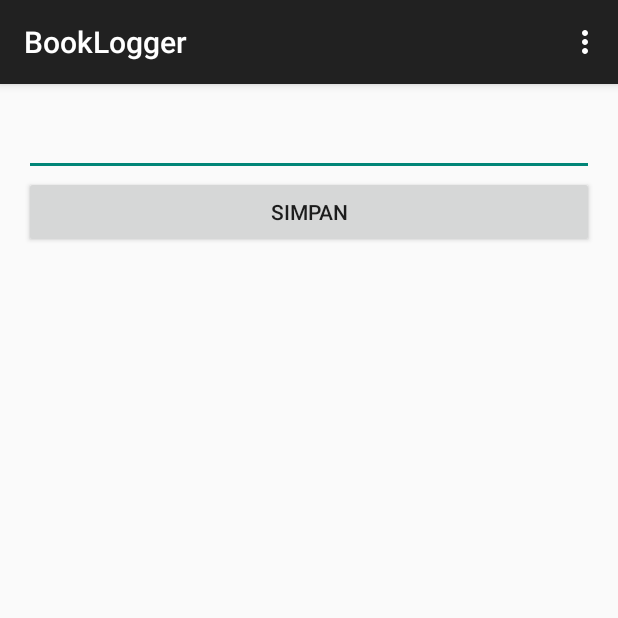
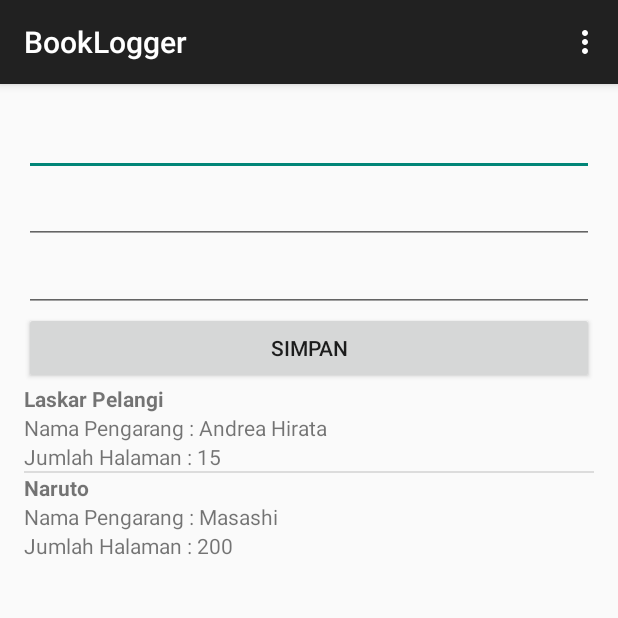
Before and after one commit to pupleh4t/BookLogger, an Android app: the screen it shows after launch (MainActivity), after a tap on "SIMPAN", on a phone screen of 412 x 824 dp, the top half of it. Run offline under Robolectric (Android 15) with nearby library versions, the phone set to English and light mode, and no system bars.

Commit message:
tombol simpan hampir jadi, kurang dikit

```diff
--- a/app/src/main/java/id/co/technomotion/booklogger/ListBukuAdapter.java
+++ b/app/src/main/java/id/co/technomotion/booklogger/ListBukuAdapter.java
@@ -64,8 +64,8 @@ public class ListBukuAdapter extends BaseAdapter {
 
         Buku car = listBuku.get(position);
         holder.txtJudul.setText(car.getJudulBuku());
-        holder.txtPengarang.setText(car.getNamaPengarang());
-        holder.txtHalaman.setText(car.getJumlahHalaman());
+        holder.txtPengarang.setText("Nama Pengarang : " + car.getNamaPengarang());
+        holder.txtHalaman.setText("Jumlah Halaman : " + car.getJumlahHalaman());
 
         return convertView;
     }
--- a/app/src/main/java/id/co/technomotion/booklogger/MainActivity.java
+++ b/app/src/main/java/id/co/technomotion/booklogger/MainActivity.java
@@ -23,7 +23,7 @@ import static android.R.layout.*;
 public class MainActivity extends ActionBarActivity {
     Button btnSimpan;
     ListView listViewBook;
-    EditText editTextInput;
+    EditText editTextInput, editPengarang, editHalaman;
 
     //menginisiasi arraylist yang akan digunakan untuk menyimpan daftar judul buku
     //ArrayList<String> listOfBook=new ArrayList<>();
@@ -38,18 +38,21 @@ public class MainActivity extends ActionBarActivity {
         setContentView(R.layout.activity_main);
 
         listViewBook= (ListView) findViewById(R.id.listView_output);
-        editTextInput= (EditText) findViewById(R.id.editText_input);
+        editTextInput= (EditText) findViewById(R.id.inputJudul);
+        editPengarang = (EditText) findViewById(R.id.inputPengarang);
+        editHalaman = (EditText) findViewById(R.id.inputHalaman);
         btnSimpan= (Button) findViewById(R.id.btn_simpan);
 
         //menyiapkan data
         listOfBook.add(new Buku("Laskar Pelangi", "Andrea Hirata", "15"));
+        listOfBook.add(new Buku("Naruto", "Masashi", "200"));
         /*listOfBook.add("5 cm");
         listOfBook.add("Ayat ayat cinta");
         listOfBook.add("Lima Menara");
         listOfBook.add("Tutorial Pemrograman Android");*/
 
         //meng-inisiasi arrayadapter
-        adapter=new ArrayAdapter<String>(this, simple_list_item_1,listOfBook);
+        ListBukuAdapter adapter = new ListBukuAdapter(this, listOfBook);
         listViewBook.setAdapter(adapter);
 
         //mengaktifkan fungsi onItemClickListener dan onItemLongClickListener
@@ -78,15 +81,19 @@ public class MainActivity extends ActionBarActivity {
             @Override
             public void onClick(View v) {
                 //something happen if user click this button
-                String title=editTextInput.getText().toString();
+                String title = editTextInput.getText().toString();
+                String author = editPengarang.getText().toString();
+                String page = editHalaman.getText().toString();
                 // dilakukan check untuk memastikan bahwa user telah menulis judul buku
                 if(!title.isEmpty()){
                     // menambahkan judul buku kedalam listOfBook
-                    listOfBook.add(title);
+                    listOfBook.add(new Buku(title,author,page));
                     // meng-update listview
                     adapter.notifyDataSetChanged();
                     // clear edittext
                     editTextInput.setText("");
+                    editPengarang.setText("");
+                    editHalaman.setText("");
                 }else{
                     Toast.makeText(getApplicationContext(),"judul buku waji diisi",Toast.LENGTH_SHORT).show();
                 }
--- a/app/src/main/res/layout/activity_main.xml
+++ b/app/src/main/res/layout/activity_main.xml
@@ -12,8 +12,20 @@
     <EditText
         android:layout_width="match_parent"
         android:layout_height="wrap_content"
-        android:id="@+id/editText_input"
+        android:id="@+id/inputJudul"
         android:layout_gravity="center_horizontal"/>
+
+    <EditText
+        android:layout_width="match_parent"
+        android:layout_height="wrap_content"
+        android:id="@+id/inputPengarang"
+        android:layout_gravity="center_horizontal" />
+
+    <EditText
+        android:layout_width="match_parent"
+        android:layout_height="wrap_content"
+        android:id="@+id/inputHalaman"
+        android:layout_gravity="center_horizontal" />
 
     <Button
         android:layout_width="match_parent"
--- a/app/src/main/res/layout/layout_list_view.xml
+++ b/app/src/main/res/layout/layout_list_view.xml
@@ -1,11 +1,13 @@
 <?xml version="1.0" encoding="utf-8"?>
 <LinearLayout xmlns:android="http://schemas.android.com/apk/res/android"
-    android:layout_width="match_parent" android:layout_height="match_parent">
+    android:layout_width="match_parent" android:layout_height="match_parent"
+    android:orientation="vertical">
 
     <TextView
         android:layout_width="wrap_content"
         android:layout_height="wrap_content"
-        android:id="@+id/judul"/>
+        android:id="@+id/judul"
+        android:textStyle="bold"/>
 
     <TextView
         android:layout_width="wrap_content"
```
Also changed, not shown: 1 other file.
